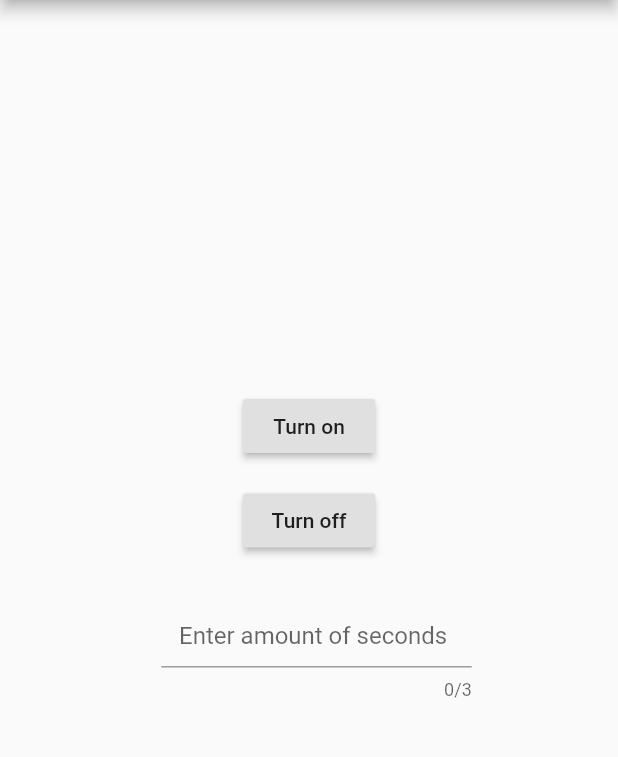
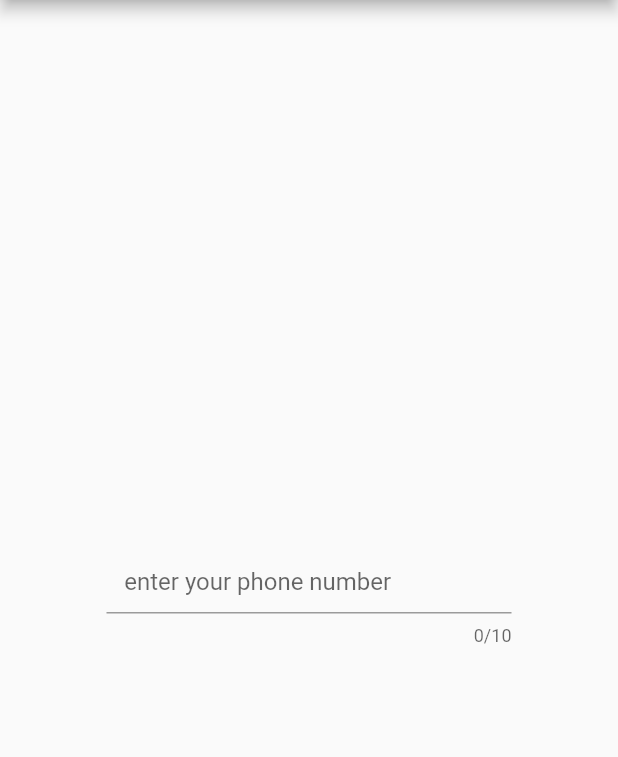
Before and after one commit to shovael/Mocca-tracer, a Flutter app: the screen it shows after launch, on a phone screen of 412 x 824 dp, the part 84-841 px from its top. Run offline on Flutter 3.47's test engine with Material 2 defaults, Android fonts, the phone set to English and light mode, and no system bars; our stand-ins replace geolocator; missing offline and left inert: flutter_sms.

Commit message:
fixed json content and added phone page

```diff
--- a/lib/main.dart
+++ b/lib/main.dart
@@ -6,6 +6,7 @@ import 'package:flutter/services.dart';
 import 'package:geolocator/geolocator.dart';
 import 'package:http/http.dart';
 import 'package:flutter_sms/flutter_sms.dart';
+import 'package:mocca_tracer/phonePage.dart';
 
 //TO-DO 1)get the owner phone number 2)save it localy  3)change the resipions with the real number 4)maybe do a check number part
 
@@ -20,15 +21,17 @@ class MyApp extends StatelessWidget {
       theme: ThemeData(
         primarySwatch: Colors.blue,
       ),
-      home: MyHomePage(title: 'Mocca Mobile Tracer'),
+      home: PhonePage(),
+      // MyHomePage(title: 'Mocca Mobile Tracer'),
       // Test1(),
     );
   }
 }
 
 class MyHomePage extends StatefulWidget {
-  MyHomePage({Key key, this.title}) : super(key: key);
+  MyHomePage({Key key, this.title,this.phoneNum}) : super(key: key);
   final String title;
+  final String phoneNum;
 
   @override
   _MyHomePageState createState() => _MyHomePageState();
@@ -64,10 +67,14 @@ class _MyHomePageState extends State<MyHomePage> {
         //  count++;//
 
         if(await handleConnection()){ //the SMS part
-        String url = 'http://159.89.225.231:7770/api/sms';// please type your server url here
+        var now = DateTime.now();
+        String num = widget.phoneNum;
+        String url = 'https://jsonplaceholder.typicode.com/posts';// please type your server url here
         Map<String, String> headers = {"GPS_Coordinanet": "Mocca_Tracer_app/json"}; // this is the message header, i picked it but you can change it
-        String json = '{latitude: $latitude and longitude: $longitude }'; //ya yo get it
+        String json = '{trackingTime: $now, clientId:1, sender:$num, alt:0, latitude: $latitude, longitude: $longitude }'; //ya yo get it
         Response response = await post(url, headers: headers , body: json );//as it looks like
+        print(now);
+        print(num);
         print(response.statusCode);
         }else{
           if(counti<3){
@@ -76,7 +83,7 @@ class _MyHomePageState extends State<MyHomePage> {
           }else{
                     //the SMS part, you can change the message here
                  String _result = await FlutterSms
-                   .sendSMS(message: "you dont have internet connection", recipients: ['05237369797'])
+                   .sendSMS(message: "where sorry but the server is down", recipients: ['0547551536'])
                    .catchError((onError) {
                  print(onError);
                });
--- /dev/null
+++ b/lib/phonePage.dart
@@ -0,0 +1,61 @@
+import 'package:flutter/material.dart';
+import 'package:flutter/services.dart';
+import 'package:mocca_tracer/main.dart';
+
+class PhonePage  extends StatefulWidget {
+  PhonePage();
+
+  @override
+  _PhonePageState createState() => _PhonePageState();
+}
+
+class _PhonePageState extends State<PhonePage> {
+  TextEditingController phoneNum = new TextEditingController();
+
+  void popWindow(){
+    Navigator.push(
+    context,
+    MaterialPageRoute(
+        builder: (context) => MyHomePage(phoneNum: phoneNum.text, title: 'Mocca Mobile Tracer')));
+  }
+
+  @override
+  Widget build(BuildContext context) {
+    // TODO: implement build
+    return SafeArea(
+      child: Scaffold(
+        appBar: AppBar(
+              title: Text("Mocca Tracer App"),
+        ),
+        body: Center(
+          child: Column(
+            mainAxisAlignment: MainAxisAlignment.start,
+            children: <Widget>[
+              SizedBox(
+                height: 350.0,
+              ),
+              Container(
+                width: 270.0,
+                 child: TextField(
+                decoration: InputDecoration(
+                  labelText: "   enter your phone number",
+                  alignLabelWithHint: true,
+                  ),
+                maxLength: 10,
+                maxLengthEnforced: true,
+                controller: phoneNum,
+                onEditingComplete: () => popWindow(),
+                keyboardType: TextInputType.number,
+                inputFormatters: <TextInputFormatter>[
+                WhitelistingTextInputFormatter.digitsOnly
+                  ],
+                ),
+              ),
+            ],
+          ),
+        ),
+      ),
+    );
+  }
+
+}
```
